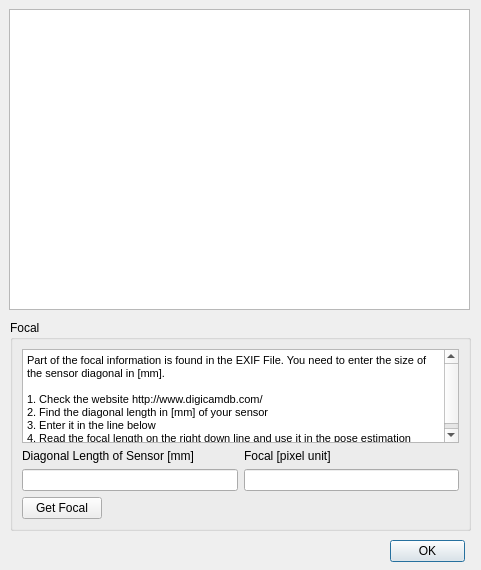
Qt form Pic2Map/ui/ui_exif2.ui (tproduit/pic2map) before a commit.
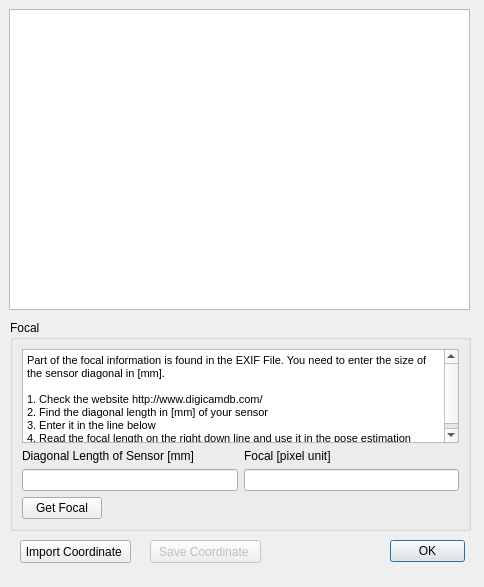
The same form after that commit.

```diff
--- a/Pic2Map/ui/ui_exif2.ui
+++ b/Pic2Map/ui/ui_exif2.ui
@@ -6,8 +6,8 @@
    <rect>
     <x>0</x>
     <y>0</y>
-    <width>481</width>
-    <height>570</height>
+    <width>484</width>
+    <height>587</height>
    </rect>
   </property>
   <property name="windowTitle">
@@ -113,6 +113,35 @@
     </item>
    </layout>
   </widget>
+  <widget class="QPushButton" name="importXYButton">
+   <property name="geometry">
+    <rect>
+     <x>20</x>
+     <y>540</y>
+     <width>111</width>
+     <height>23</height>
+    </rect>
+   </property>
+   <property name="text">
+    <string>Import Coordinate </string>
+   </property>
+  </widget>
+  <widget class="QPushButton" name="saveXYButton">
+   <property name="enabled">
+    <bool>false</bool>
+   </property>
+   <property name="geometry">
+    <rect>
+     <x>150</x>
+     <y>540</y>
+     <width>111</width>
+     <height>23</height>
+    </rect>
+   </property>
+   <property name="text">
+    <string>Save Coordinate </string>
+   </property>
+  </widget>
  </widget>
  <resources/>
  <connections>
```
